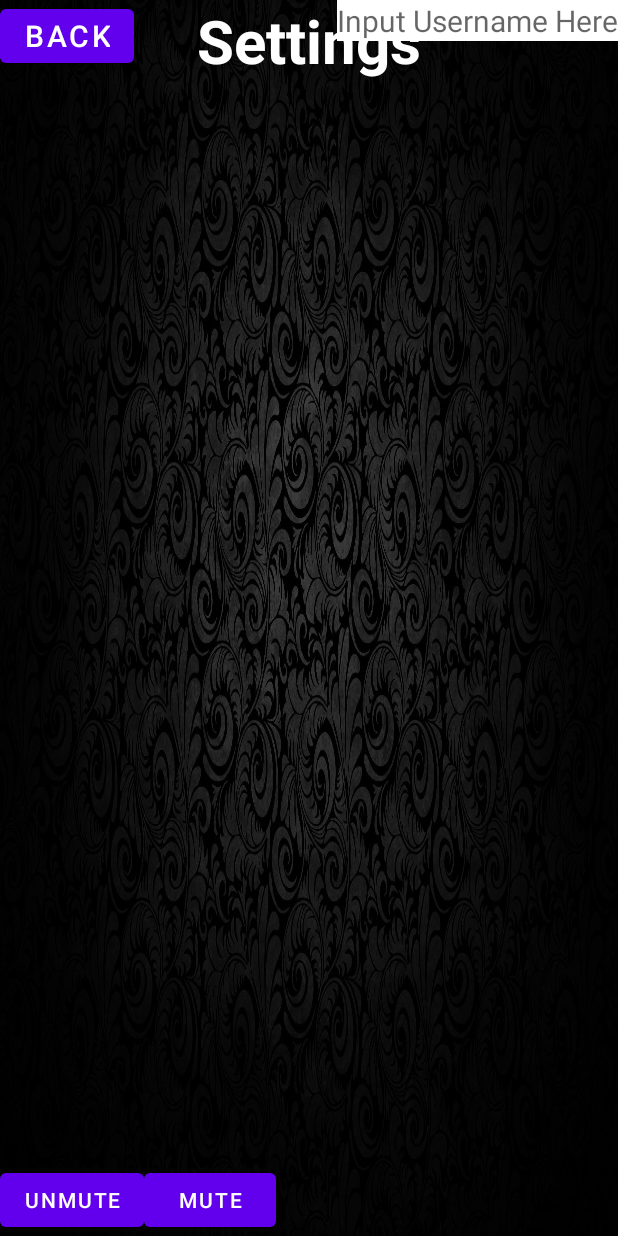
After one commit to alex-labra/Renegade_Parade, an Android app: the layout activity_settings.xml on its own in the app's theme, with its tools: preview values and no code run, on a phone screen of 412 x 824 dp. The commit adds this screen. Run offline under Robolectric (Android 15) with nearby library versions, the light colour scheme and no system bars.

Commit message:
Updates to Main and added settings/background music

```diff
--- a/app/src/main/AndroidManifest.xml
+++ b/app/src/main/AndroidManifest.xml
@@ -9,14 +9,15 @@
         android:roundIcon="@mipmap/ic_launcher_round"
         android:supportsRtl="false"
         android:theme="@style/Theme.RenegadeParade">
-        <activity android:name=".Stats"></activity>
+        <activity android:name=".SettingsActivity"></activity>
+        <activity android:name=".Stats" />
         <activity android:name=".MainActivity">
             <intent-filter>
                 <action android:name="android.intent.action.MAIN" />
-
                 <category android:name="android.intent.category.LAUNCHER" />
             </intent-filter>
         </activity>
+        <service android:name=".BackgroundSoundService"/>
     </application>
 
 </manifest>
--- /dev/null
+++ b/app/src/main/res/layout/activity_settings.xml
@@ -0,0 +1,66 @@
+<?xml version="1.0" encoding="utf-8"?>
+<androidx.constraintlayout.widget.ConstraintLayout
+    xmlns:android="http://schemas.android.com/apk/res/android"
+    android:layout_width="match_parent"
+    android:layout_height="match_parent"
+    xmlns:app="http://schemas.android.com/apk/res-auto"
+    xmlns:tools="http://schemas.android.com/tools"
+    tools:context=".SettingsActivity"
+    android:background="@drawable/download"
+    >
+    <TextView
+        android:layout_width="wrap_content"
+        android:layout_height="wrap_content"
+        android:text="@string/Settings_Page"
+        android:textSize="40dp"
+        android:textStyle="bold"
+        android:textColor="@color/white"
+        tools:layout_editor_absoluteX="315dp"
+        tools:layout_editor_absoluteY="178dp"
+        app:layout_constraintStart_toStartOf="parent"
+        app:layout_constraintEnd_toEndOf="parent"
+        app:layout_constraintTop_toTopOf="parent"
+
+        />
+    <Button
+        android:id="@+id/settings_back"
+        android:layout_width="wrap_content"
+        android:layout_height="wrap_content"
+        android:text="@string/settings_back"
+        android:textSize="20dp"
+        app:layout_constraintLeft_toLeftOf="parent"
+        app:layout_constraintTop_toTopOf="parent"
+        />
+
+    <EditText
+        android:id="@+id/username"
+        android:layout_width="wrap_content"
+        android:layout_height="wrap_content"
+        app:layout_constraintTop_toTopOf="parent"
+        app:layout_constraintRight_toRightOf="parent"
+        android:textSize="20dp"
+        android:textColor="@color/black"
+        android:hint="@string/settings_username"
+        android:background="@color/white"
+    />
+
+    <Button
+        android:id="@+id/mute"
+        android:layout_width="wrap_content"
+        android:layout_height="wrap_content"
+        android:text="@string/settings_mute"
+        app:layout_constraintLeft_toRightOf="@id/unmute"
+        app:layout_constraintBottom_toBottomOf="parent
+"
+        />
+
+    <Button
+        android:id="@+id/unmute"
+        android:layout_width="wrap_content"
+        android:layout_height="wrap_content"
+        android:text="@string/settings_unmute"
+        app:layout_constraintBottom_toBottomOf="parent"
+        app:layout_constraintLeft_toLeftOf="parent"
+    />
+
+</androidx.constraintlayout.widget.ConstraintLayout>
--- a/app/src/main/res/values/strings.xml
+++ b/app/src/main/res/values/strings.xml
@@ -4,4 +4,9 @@
     <string name="play_bottom">Play Match</string>
     <string name="stats_bottom">Stats</string>
     <string name="back_bottom">Back</string>
+    <string name="Settings_Page">Settings</string>
+    <string name="settings_back">Back</string>
+    <string name="settings_username">Input Username Here</string>
+    <string name="settings_unmute">Unmute</string>
+    <string name="settings_mute">Mute</string>
 </resources>
```
Also changed, not shown: app/src/main/java/com/team4/renegadeparade/BackgroundSoundService.java (added, +38 -0 lines), app/src/main/java/com/team4/renegadeparade/MainActivity.java (+33 -2 lines), app/src/main/java/com/team4/renegadeparade/SettingsActivity.java (added, +30 -0 lines), app/src/main/res/layout/activity_main.xml (+14 -3 lines), 1 other file.
